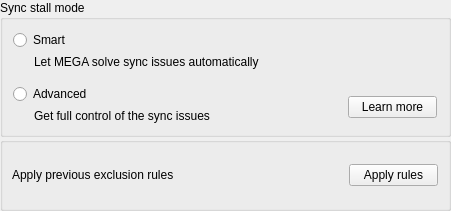
Qt form src/MEGASync/gui/ui/SyncStallModeSelector.ui (meganz/MEGAsync) before a commit.
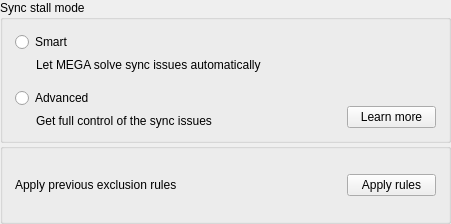
The same form after that commit.

Commit message: SNC-4972: Sync stall adjust.

```diff
--- a/src/MEGASync/gui/ui/SyncStallModeSelector.ui
+++ b/src/MEGASync/gui/ui/SyncStallModeSelector.ui
@@ -7,13 +7,13 @@
     <x>0</x>
     <y>0</y>
     <width>451</width>
-    <height>211</height>
+    <height>224</height>
    </rect>
   </property>
   <property name="minimumSize">
    <size>
     <width>0</width>
-    <height>210</height>
+    <height>0</height>
    </size>
   </property>
   <property name="maximumSize">
@@ -56,14 +56,20 @@
       <string notr="true">mega</string>
      </property>
      <layout class="QVBoxLayout" name="verticalLayout">
+      <property name="spacing">
+       <number>0</number>
+      </property>
+      <property name="leftMargin">
+       <number>12</number>
+      </property>
       <property name="topMargin">
-       <number>5</number>
+       <number>12</number>
       </property>
       <property name="rightMargin">
-       <number>11</number>
+       <number>12</number>
       </property>
       <property name="bottomMargin">
-       <number>0</number>
+       <number>12</number>
       </property>
       <item>
        <layout class="QHBoxLayout" name="horizontalLayout" stretch="1,0">
@@ -71,19 +77,19 @@
          <widget class="QWidget" name="SelectorsContainer" native="true">
           <layout class="QVBoxLayout" name="verticalLayout_2">
            <property name="spacing">
-            <number>5</number>
+            <number>6</number>
            </property>
            <property name="leftMargin">
-            <number>1</number>
+            <number>0</number>
            </property>
            <property name="topMargin">
-            <number>5</number>
+            <number>0</number>
            </property>
            <property name="rightMargin">
             <number>0</number>
            </property>
            <property name="bottomMargin">
-            <number>5</number>
+            <number>0</number>
            </property>
            <item>
             <widget class="QRadioButton" name="SmartSelector">
@@ -157,7 +163,7 @@
             <number>0</number>
            </property>
            <property name="bottomMargin">
-            <number>10</number>
+            <number>0</number>
            </property>
            <item alignment="Qt::AlignBottom">
             <widget class="QWidget" name="ButtonContainer" native="true">
@@ -262,14 +268,20 @@
       <string notr="true">mega</string>
      </property>
      <layout class="QHBoxLayout" name="horizontalLayout_3">
+      <property name="spacing">
+       <number>0</number>
+      </property>
+      <property name="leftMargin">
+       <number>12</number>
+      </property>
       <property name="topMargin">
-       <number>9</number>
+       <number>12</number>
       </property>
       <property name="rightMargin">
-       <number>10</number>
+       <number>12</number>
       </property>
       <property name="bottomMargin">
-       <number>9</number>
+       <number>12</number>
       </property>
       <item>
        <widget class="QLabel" name="label">
```
